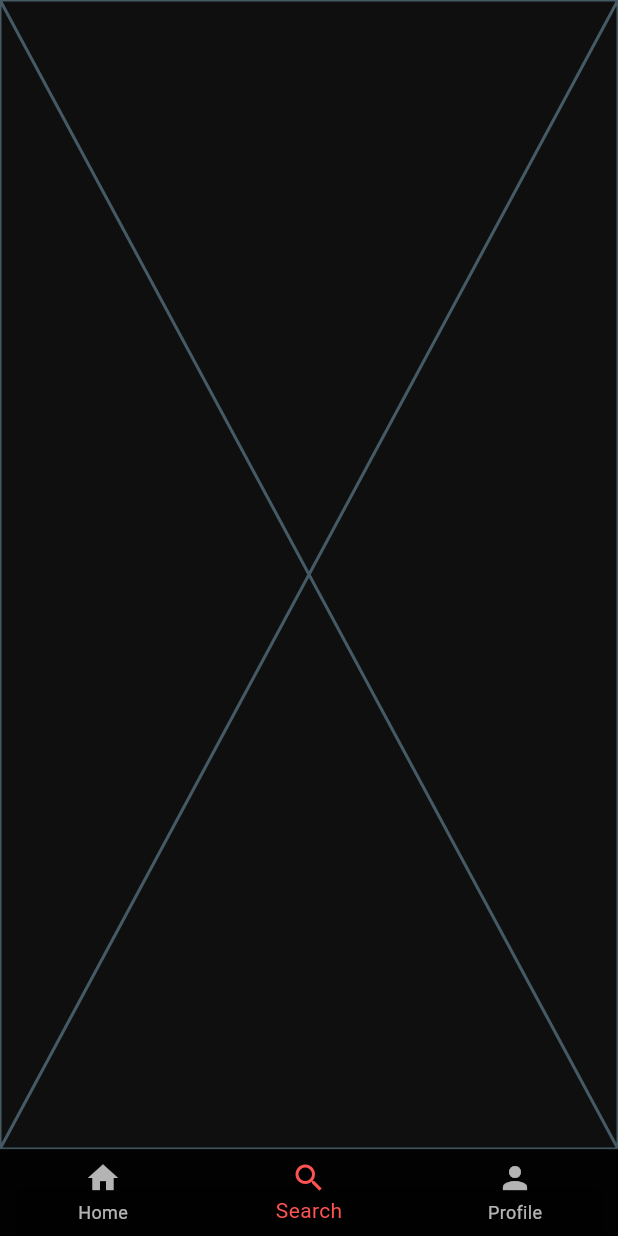
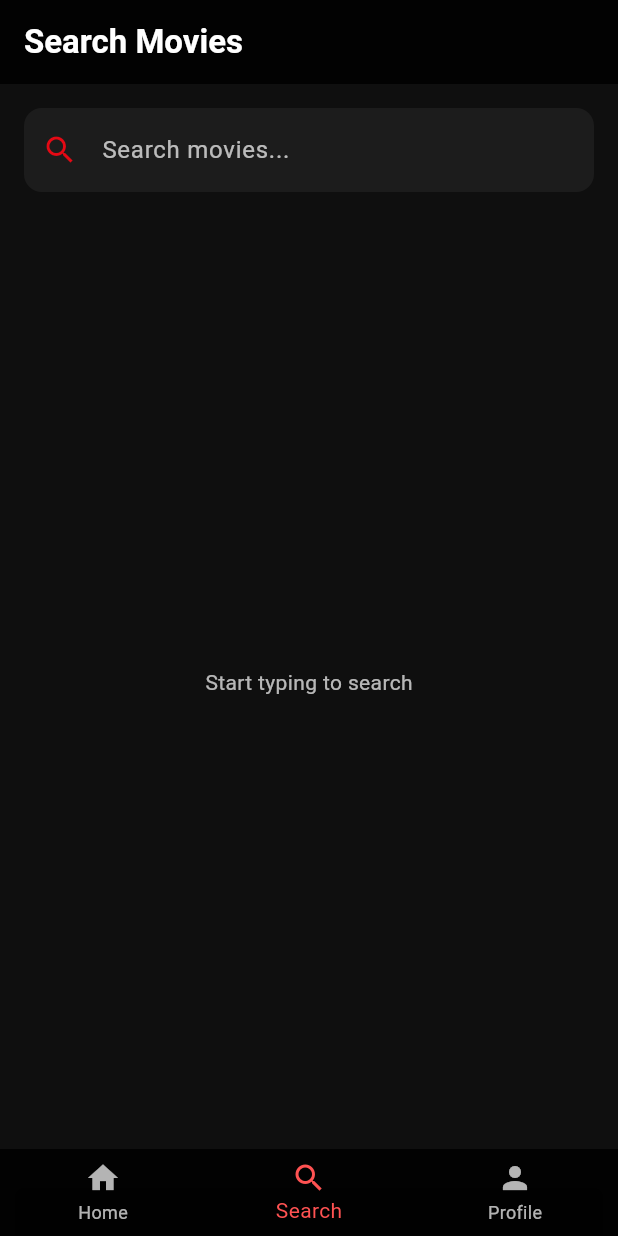
Before and after one commit to Semedii/uc-task-2, a Flutter app: the MainScreen screen opened directly, item 2 of the bottom bar chosen, on a phone screen of 412 x 824 dp. Run offline on Flutter 3.47's test engine with Material 3 defaults, Android fonts, the phone set to English and light mode, and no system bars; our stand-ins replace better_player_plus, cached_network_image, dio, flutter_hooks, flutter_secure_storage, freezed_annotation and 5 more; accounts and stored records are empty; generated files the repository leaves out were written again; network calls fail.

Commit message:
:sparkles: implements search feature

```diff
--- /dev/null
+++ b/lib/core/hooks/use_debounce.dart
@@ -0,0 +1,17 @@
+import 'dart:async';
+
+import 'package:flutter_hooks/flutter_hooks.dart';
+
+String useDebounce(String input, Duration duration) {
+  final debounced = useState(input);
+
+  useEffect(() {
+    final timer = Timer(duration, () {
+      debounced.value = input;
+    });
+
+    return timer.cancel;
+  }, [input]);
+
+  return debounced.value;
+}
--- /dev/null
+++ b/lib/features/search/application/presentation/search_screen.dart
@@ -0,0 +1,151 @@
+import 'package:cached_network_image/cached_network_image.dart';
+import 'package:flutter/material.dart';
+import 'package:flutter_hooks/flutter_hooks.dart';
+import 'package:hooks_riverpod/hooks_riverpod.dart';
+
+import 'package:uc_task_2/core/hooks/use_debounce.dart';
+import 'package:uc_task_2/core/theme/app_colors.dart';
+import 'package:uc_task_2/features/movie_details/presentation/movie_details_screen.dart';
+import 'package:uc_task_2/features/search/application/search_movies_provider.dart';
+
+class SearchScreen extends HookConsumerWidget {
+  const SearchScreen({super.key});
+
+  @override
+  Widget build(BuildContext context, WidgetRef ref) {
+    final searchController = useTextEditingController();
+    final searchText = useState('');
+
+    final debouncedQuery = useDebounce(
+      searchText.value,
+      const Duration(milliseconds: 500),
+    );
+
+    useEffect(() {
+      void listener() {
+        final newText = searchController.text.trim();
+        if (newText != searchText.value) {
+          searchText.value = newText;
+        }
+      }
+
+      searchController.addListener(listener);
+      return () => searchController.removeListener(listener);
+    }, [searchController]);
+
+    final searchResults = ref.watch(searchMoviesProvider(debouncedQuery));
+
+    return Scaffold(
+      backgroundColor: AppColors.background,
+      appBar: AppBar(title: const Text('Search Movies')),
+      body: Column(
+        children: [
+          Padding(
+            padding: const EdgeInsets.all(16),
+            child: TextField(
+              controller: searchController,
+              style: const TextStyle(color: Colors.white),
+              decoration: InputDecoration(
+                hintText: 'Search movies...',
+                hintStyle: const TextStyle(color: Colors.white70),
+                prefixIcon: const Icon(Icons.search, color: AppColors.primary),
+                suffixIcon: searchController.text.isNotEmpty
+                    ? IconButton(
+                        icon: const Icon(Icons.clear, color: Colors.white70),
+                        onPressed: () {
+                          searchController.clear();
+                          searchText.value = '';
+                        },
+                      )
+                    : null,
+                filled: true,
+                fillColor: AppColors.card,
+                border: OutlineInputBorder(
+                  borderRadius: BorderRadius.circular(12),
+                  borderSide: BorderSide.none,
+                ),
+              ),
+            ),
+          ),
+          Expanded(
+            child: searchResults.when(
+              data: (movies) {
+                if (debouncedQuery.isEmpty) {
+                  return const Center(
+                    child: Text(
+                      'Start typing to search',
+                      style: TextStyle(color: Colors.white70),
+                    ),
+                  );
+                }
+                if (movies.isEmpty) {
+                  return const Center(
+                    child: Text(
+                      'No movies found',
+                      style: TextStyle(color: Colors.white70),
+                    ),
+                  );
+                }
+
+                return GridView.builder(
+                  padding: const EdgeInsets.all(16),
+                  gridDelegate: const SliverGridDelegateWithFixedCrossAxisCount(
+                    crossAxisCount: 2,
+                    childAspectRatio: 0.7,
+                    crossAxisSpacing: 12,
+                    mainAxisSpacing: 16,
+                  ),
+                  itemCount: movies.length,
+                  itemBuilder: (context, index) {
+                    final movie = movies[index];
+                    return GestureDetector(
+                      onTap: () {
+                        Navigator.push(
+                          context,
+                          MaterialPageRoute(
+                            builder: (context) =>
+                                MovieDetailsScreen(movieId: movie.id),
+                          ),
+                        );
+                      },
+                      child: Column(
+                        children: [
+                          ClipRRect(
+                            borderRadius: BorderRadius.circular(12),
+                            child: CachedNetworkImage(
+                              imageUrl:
+                                  'https://image.tmdb.org/t/p/w185${movie.posterPath ?? ''}',
+                              height: 200,
+                              width: double.infinity,
+                              fit: BoxFit.cover,
+                              placeholder: (_, __) =>
+                                  Container(color: AppColors.card),
+                            ),
+                          ),
+                          const SizedBox(height: 8),
+                          Text(
+                            movie.title,
+                            maxLines: 2,
+                            overflow: TextOverflow.ellipsis,
+                            style: const TextStyle(color: Colors.white),
+                          ),
+                        ],
+                      ),
+                    );
+                  },
+                );
+              },
+              loading: () => const Center(child: CircularProgressIndicator()),
+              error: (err, st) => Center(
+                child: Text(
+                  'Error: $err',
+                  style: const TextStyle(color: Colors.red),
+                ),
+              ),
+            ),
+          ),
+        ],
+      ),
+    );
+  }
+}
--- a/lib/main_screen.dart
+++ b/lib/main_screen.dart
@@ -3,6 +3,7 @@ import 'package:flutter_hooks/flutter_hooks.dart';
 import 'package:hooks_riverpod/hooks_riverpod.dart';
 import 'package:uc_task_2/features/home/presentation/home_screen.dart';
 import 'package:uc_task_2/features/profile/presentation/profile_screen.dart';
+import 'package:uc_task_2/features/search/application/presentation/search_screen.dart';
 
 class MainScreen extends HookConsumerWidget {
   const MainScreen({super.key});
@@ -13,7 +14,7 @@ class MainScreen extends HookConsumerWidget {
 
     final screens = [
       const HomeScreen(),
-      const Placeholder(),
+      const SearchScreen(),
       const ProfileScreen(),
     ];
 
```
Also changed, not shown: lib/features/home/data/movie_repository.dart (+18 -0 lines), lib/features/search/application/search_movies_provider.dart (added, +30 -0 lines), lib/features/search/application/search_movies_provider.g.dart (added).
